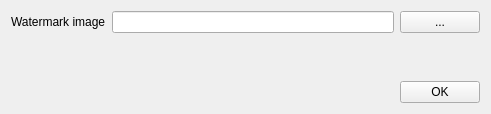
Qt form src/settingsdialog.ui (univrsal/downstream-watermark) before a commit.
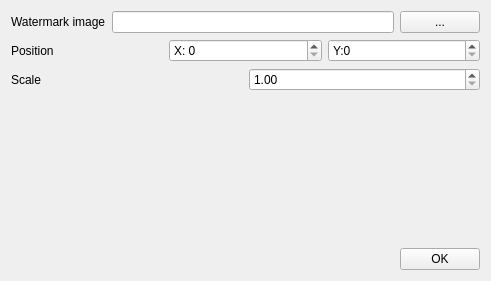
The same form after that commit.

Patch:
```diff
--- a/src/settingsdialog.ui
+++ b/src/settingsdialog.ui
@@ -7,7 +7,7 @@
     <x>0</x>
     <y>0</y>
     <width>491</width>
-    <height>114</height>
+    <height>281</height>
    </rect>
   </property>
   <property name="windowTitle">
@@ -35,6 +35,61 @@
      </item>
     </layout>
    </item>
+   <item>
+    <layout class="QHBoxLayout" name="horizontalLayout_3">
+     <item>
+      <widget class="QLabel" name="label_3">
+       <property name="text">
+        <string>Position</string>
+       </property>
+      </widget>
+     </item>
+     <item>
+      <widget class="QSpinBox" name="sb_x">
+       <property name="prefix">
+        <string>X: </string>
+       </property>
+       <property name="maximum">
+        <number>9999</number>
+       </property>
+      </widget>
+     </item>
+     <item>
+      <widget class="QSpinBox" name="sb_y">
+       <property name="prefix">
+        <string>Y:</string>
+       </property>
+       <property name="maximum">
+        <number>9999</number>
+       </property>
+      </widget>
+     </item>
+    </layout>
+   </item>
+   <item>
+    <layout class="QHBoxLayout" name="horizontalLayout_4">
+     <item>
+      <widget class="QLabel" name="label_2">
+       <property name="text">
+        <string>Scale</string>
+       </property>
+      </widget>
+     </item>
+     <item>
+      <widget class="QDoubleSpinBox" name="sb_scale">
+       <property name="minimum">
+        <double>1.000000000000000</double>
+       </property>
+       <property name="maximum">
+        <double>10.000000000000000</double>
+       </property>
+       <property name="value">
+        <double>1.000000000000000</double>
+       </property>
+      </widget>
+     </item>
+    </layout>
+   </item>
    <item>
     <spacer name="verticalSpacer">
      <property name="orientation">
```
